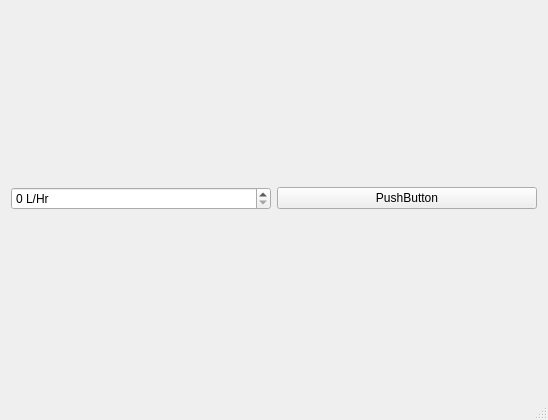
Old version of the form Students/ATaghavi/Project1/realTimePlot/mainwindow.ui in the repository CourseReps/ECEN489-Fall2015.
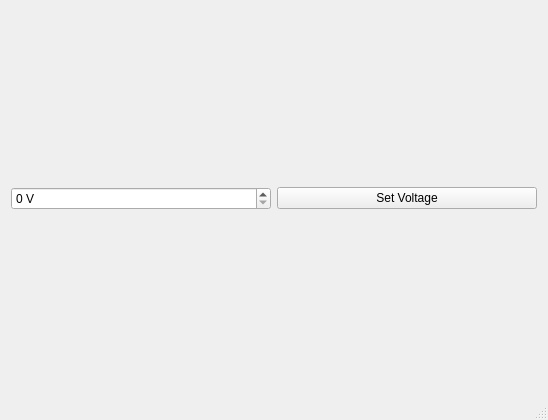
New version of the form.

```diff
--- a/Students/ATaghavi/Project1/realTimePlot/mainwindow.ui
+++ b/Students/ATaghavi/Project1/realTimePlot/mainwindow.ui
@@ -26,7 +26,7 @@
          <bool>false</bool>
         </property>
         <property name="suffix">
-         <string> L/Hr</string>
+         <string> V</string>
         </property>
         <property name="prefix">
          <string/>
@@ -42,7 +42,7 @@
       <item>
        <widget class="QPushButton" name="pushButton">
         <property name="text">
-         <string>PushButton</string>
+         <string>Set Voltage</string>
         </property>
        </widget>
       </item>
```
